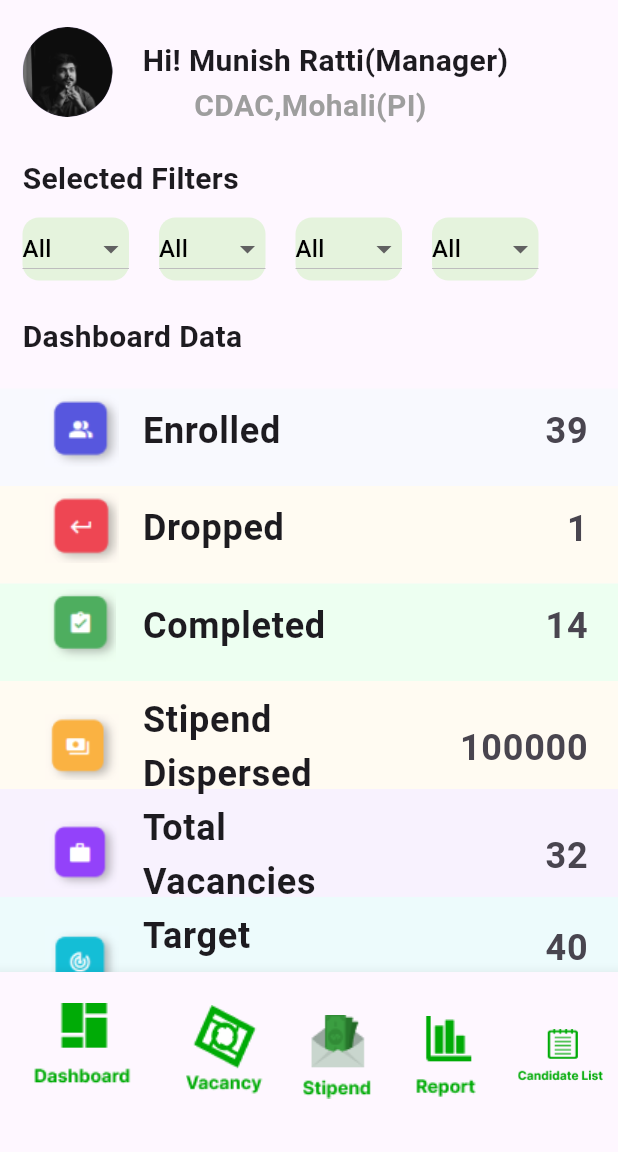
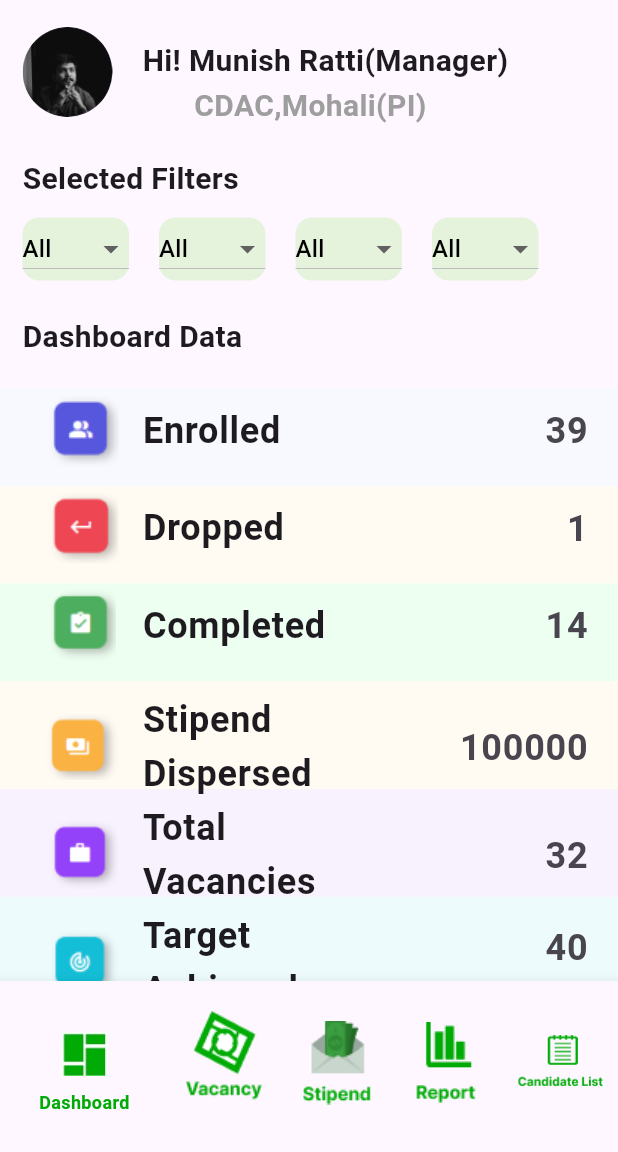
Before and after one commit to Rashmeet1-hub/WblMobile, a Flutter app: the screen it shows after launch, on a phone screen of 412 x 824 dp, the part 84-1236 px from its top. Run offline on Flutter 3.47's test engine with Material 3 defaults, Android fonts, the phone set to English and light mode, and no system bars.

Commit message:
Fixed dashboard icon

```diff
--- a/lib/WBL Pages/Demo Testing Pages/admindashboard.dart
+++ b/lib/WBL Pages/Demo Testing Pages/admindashboard.dart
@@ -462,13 +462,19 @@ class admindashboard extends StatelessWidget {
           ],
         ),
       ),
-      bottomNavigationBar: BottomNavigationBar(items: [
+      bottomNavigationBar: BottomNavigationBar(
+        items: [
           BottomNavigationBarItem(
             icon: IconButton(
               onPressed: () {},
-              icon: Image.asset('assets/Frame 20.png'),
+              icon: Image.asset(
+                'assets/dashboard.jpeg',
+                width: 30,
+                height: 30,
               ),
-            label: ''),
+            ),
+            label: 'Dashboard',
+          ),
           BottomNavigationBarItem(
               icon: IconButton(
                 onPressed: () {},
@@ -493,7 +499,11 @@ class admindashboard extends StatelessWidget {
                 icon: Image.asset('assets/Candidate List.png'),
               ),
               label: ''),
-      ]),
+        ],
+        selectedLabelStyle: TextStyle(
+            fontSize: 12, fontWeight: FontWeight.bold, color: colorBar),
+        selectedItemColor: colorBar,
+      ),
     );
   }
 }
--- a/lib/main.dart
+++ b/lib/main.dart
@@ -29,7 +29,7 @@ class MyApp extends StatelessWidget {
       //home: const candidateLogin(),
       //home: const adminLogin(),
 
-      //home: const adminregisteration(),
+      // home: const adminregisteration(),
       //home: const candidateregisteration(),
       home: const admindashboard(),
     );
```
Also changed, not shown: assets/Frame 20.png (deleted), assets/dashboard.jpeg (added). Lines whose indentation alone changed are shown as unchanged.
